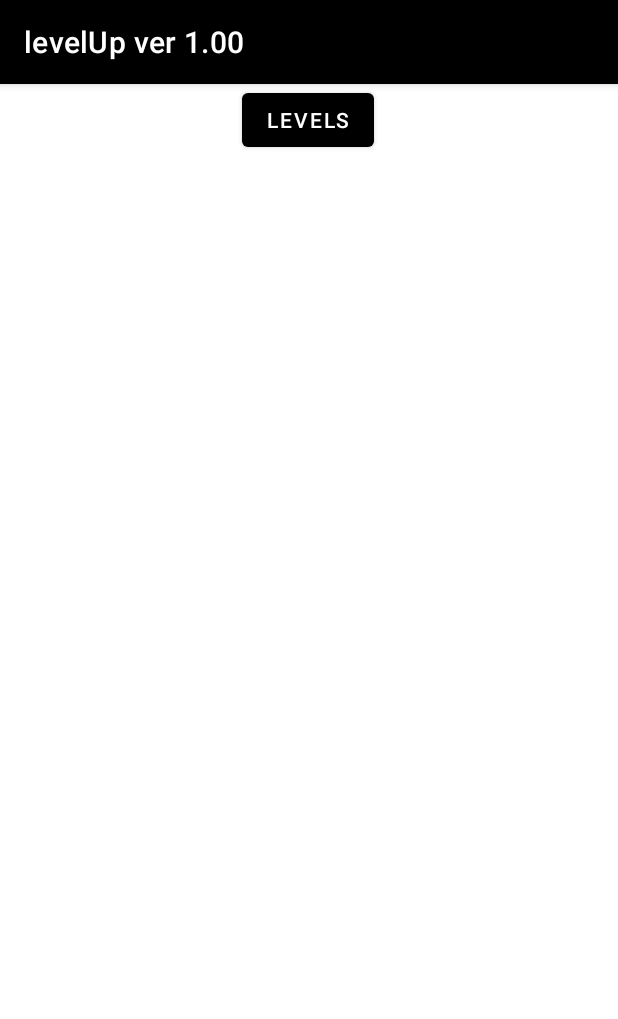
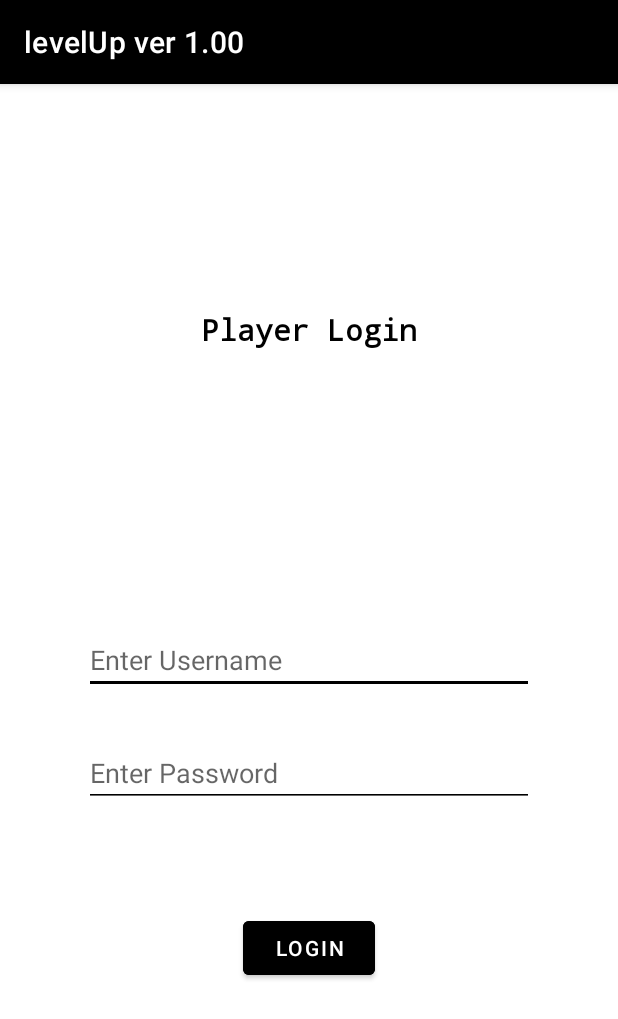
Before and after one commit to Parrotastic/LevelUp_Gaming_College_Scheduler, an Android app: the screen it shows after launch (MainActivity), on a phone screen of 412 x 824 dp. Shown: the top 1019 px of the screen. Run offline under Robolectric (Android 15) with nearby library versions, the light colour scheme and no system bars; our stand-ins replace Room's generated code.

Commit message:
User login verification is not working properly, but more near what it should be. Makes it to the else in the onClick method, even with the proper login information.

```diff
--- a/app/src/main/java/com/lukavalentine/databaseapp/UI/MainActivity.java
+++ b/app/src/main/java/com/lukavalentine/databaseapp/UI/MainActivity.java
@@ -7,6 +7,7 @@ import androidx.recyclerview.widget.RecyclerView;
 import android.content.Intent;
 import android.os.Bundle;
 import android.view.View;
+import android.widget.EditText;
 import android.widget.Toast;
 
 import com.lukavalentine.databaseapp.Database.DatabaseBuilder;
@@ -21,14 +22,32 @@ import java.util.ArrayList;
 import java.util.List;
 
 public class MainActivity extends AppCompatActivity {
+    private String userName;
+    private String password;
+    EditText loginUserNameEditText;
+    EditText loginPasswordEditText;
 
     @Override
     protected void onCreate(Bundle savedInstanceState) {
         super.onCreate(savedInstanceState);
-        setContentView(R.layout.activity_main);
+        setContentView(R.layout.user_login_screen);
 
 
         Repository repository = new Repository(getApplication());
+
+
+
+
+        //assessmentEditName = findViewById(R.id.assessmentEditName);
+        loginUserNameEditText = findViewById(R.id.loginUserNameEditText);
+        loginPasswordEditText = findViewById(R.id.loginPasswordEditText);
+        userName = loginUserNameEditText.getText().toString();
+        password = loginPasswordEditText.getText().toString();
+        loginUserNameEditText.setText(userName);
+        loginPasswordEditText.setText(password);
+
+
+
 
 
 
@@ -52,9 +71,9 @@ public class MainActivity extends AppCompatActivity {
         UserEntity user = new UserEntity(1, "admin", "password");
         repository.insert(user);
 
-        //TODO: Work on user verification setup in the MainActivity.
 
-//        repository = new Repository(getApplication());
+
+
 //        RecyclerView recyclerView = findViewById(R.id.associated_courses);
 //
 //        final CourseAdapter adapter = new CourseAdapter(this);
@@ -72,9 +91,7 @@ public class MainActivity extends AppCompatActivity {
 //
 //        adapter.setWords(filteredCourses);
 //
-//        for(UserEntity u : repository.getAllUsers()){
-//            if (u.getUserName() == user.getUserName() && u.getUserPassword() == user.getUserPassword());
-//        }
+
 //
 //        if(id == R.id.delete_course){
 //            if(numAssessments == 0){
@@ -108,4 +125,24 @@ public class MainActivity extends AppCompatActivity {
         Intent intent = new Intent(MainActivity.this, AssessmentActivity.class);
         startActivity(intent);
     }
+
+    public void verifyLogin(View view) {
+        Repository repository = new Repository(getApplication());
+
+
+        //TODO: Keeps giving invalid login message even when correct username/password combination given.
+
+        for(UserEntity u : repository.getAllUsers()){
+            if (u.getUserName() == userName && u.getUserPassword() == password){
+                Toast.makeText(this, "Welcome! Time to gain exp! ☕", Toast.LENGTH_SHORT).show();
+                Intent intent = new Intent(MainActivity.this, TermActivity.class);
+                startActivity(intent);
+            }
+            else{
+                Toast.makeText(this, "Invalid username/password", Toast.LENGTH_SHORT).show();
+
+            }
+        }
+
+    }
 }
--- a/app/src/main/res/layout-land/activity_main.xml
+++ b/app/src/main/res/layout-land/activity_main.xml
@@ -4,7 +4,7 @@
     xmlns:tools="http://schemas.android.com/tools"
     android:layout_width="match_parent"
     android:layout_height="match_parent"
-    tools:context=".UI.MainActivity">
+    >
 
     <Button
         android:id="@+id/buttonTerms"
--- a/app/src/main/res/layout/user_login_screen.xml
+++ b/app/src/main/res/layout/user_login_screen.xml
@@ -4,6 +4,7 @@
     android:layout_width="match_parent"
     android:layout_height="match_parent"
     xmlns:app="http://schemas.android.com/apk/res-auto"
+    tools:context=".UI.MainActivity"
     >
 
     <TextView
```
Also changed, not shown: app/src/main/AndroidManifest.xml (+1 -7 lines).
